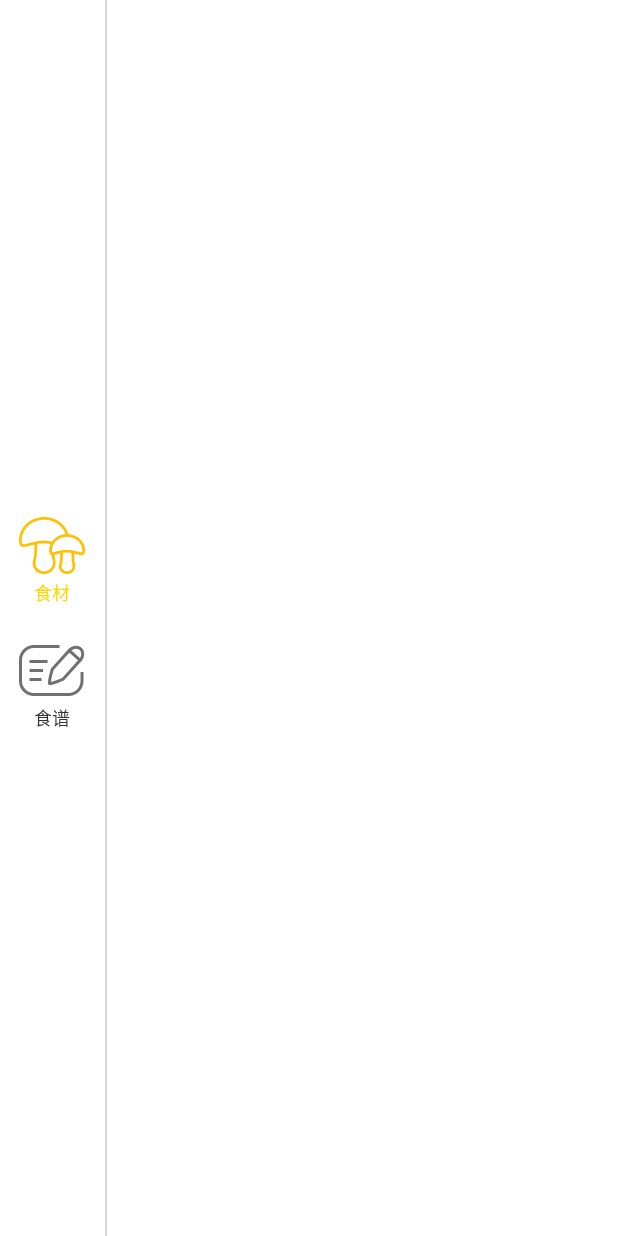
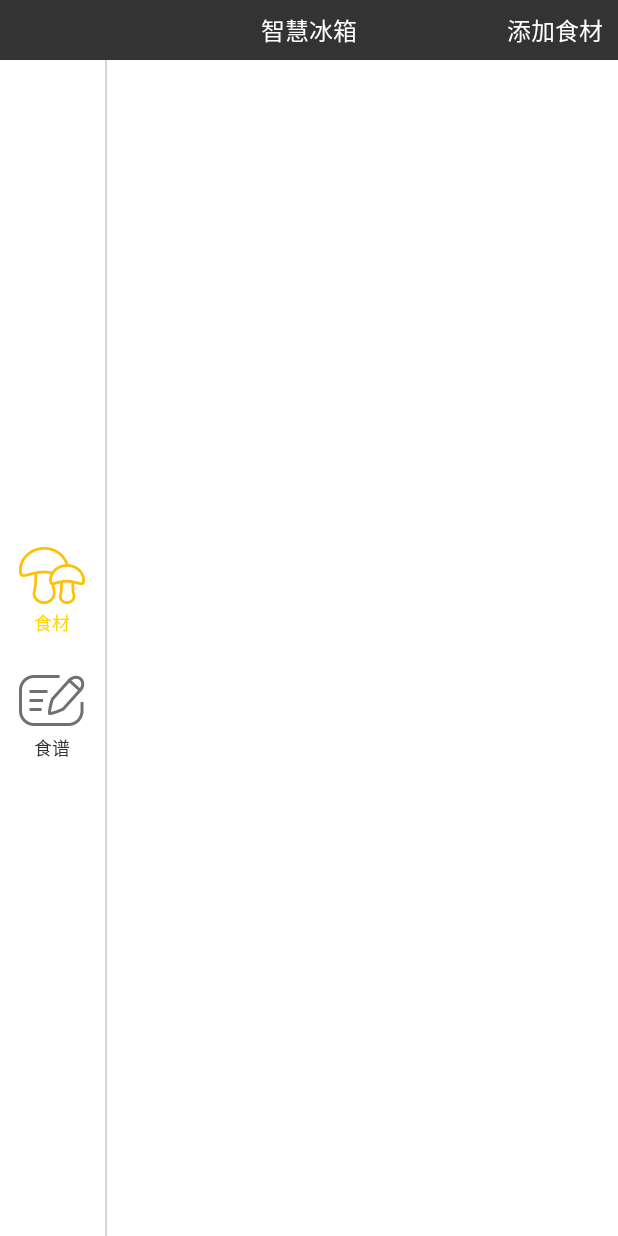
Before and after one commit to 704720467/SmartFridge, an Android app: the layout activity_main.xml on its own in the app's theme, with its tools: preview values and no code run, on a phone screen of 412 x 824 dp. Run offline under Robolectric (Android 15) with nearby library versions, the light colour scheme and no system bars.

Commit message:
添加功能

```diff
--- a/SmartFridge/app/src/main/res/layout/activity_main.xml
+++ b/SmartFridge/app/src/main/res/layout/activity_main.xml
@@ -2,6 +2,39 @@
 <LinearLayout xmlns:android="http://schemas.android.com/apk/res/android"
     xmlns:app="http://schemas.android.com/apk/res-auto"
     android:id="@+id/activity_main"
+    android:layout_width="match_parent"
+    android:layout_height="match_parent"
+    android:orientation="vertical">
+
+    <RelativeLayout
+        android:layout_width="match_parent"
+        android:layout_height="40dp"
+        android:background="@color/text_black"
+        android:paddingLeft="@dimen/_10dp"
+        android:paddingRight="@dimen/_10dp">
+
+        <TextView
+            android:layout_width="wrap_content"
+            android:layout_height="match_parent"
+            android:layout_centerInParent="true"
+            android:gravity="center"
+            android:text="智慧冰箱"
+            android:textColor="@color/white"
+            android:textSize="16dp" />
+
+        <TextView
+            android:id="@+id/add_ingredient"
+            android:layout_width="wrap_content"
+            android:layout_height="match_parent"
+            android:layout_alignParentRight="true"
+            android:gravity="center"
+            android:text="添加食材"
+            android:textColor="@color/white"
+            android:textSize="16dp" />
+
+    </RelativeLayout>
+
+    <LinearLayout
         android:layout_width="match_parent"
         android:layout_height="match_parent"
         android:orientation="horizontal">
@@ -30,7 +63,7 @@
                 android:paddingTop="6dp"
                 android:text="食材"
                 android:textColor="#FFD600"
-            android:textSize="12sp"/>
+                android:textSize="12sp" />
 
             <RadioButton
                 android:id="@+id/main_tab_menu"
@@ -43,15 +76,17 @@
                 android:paddingTop="6dp"
                 android:text="食谱"
                 android:textColor="@color/text_black"
-            android:textSize="12sp"/>
+                android:textSize="12sp" />
         </RadioGroup>
 
-    <View style="@style/cutline_vertical"/>
+        <View style="@style/cutline_vertical" />
 
         <com.smartfridge.view.HorizonVerticalViewPager
             android:id="@+id/main_viewpager"
             android:layout_width="0dp"
             android:layout_height="match_parent"
             android:layout_weight="1"
-        app:isVertical="true"/>
+            app:isVertical="true" />
     </LinearLayout>
+
+</LinearLayout>
--- a/SmartFridge/app/src/main/res/values/styles.xml
+++ b/SmartFridge/app/src/main/res/values/styles.xml
@@ -3,8 +3,8 @@
     <!-- Base application theme. -->
     <style name="AppTheme" parent="Theme.AppCompat.Light.DarkActionBar">
         <!-- Customize your theme here. -->
-        <!--<item name="windowNoTitle">true</item>-->
-        <!--<item name="windowActionBar">false</item>-->
+        <item name="windowNoTitle">true</item>
+        <item name="windowActionBar">false</item>
         <item name="android:windowBackground">@color/white</item>
     </style>
     <!-- 横向分割线 -->
@@ -51,5 +51,21 @@
         <item name="android:backgroundDimAmount">0.6</item>
     </style>
 
+    <style name="buttomdialogAnim" parent="android:Animation">
+        <item name="android:windowEnterAnimation">@anim/flipper_bottom_in</item>
+        <item name="android:windowExitAnimation">@anim/flipper_bottom_out</item>
+    </style>
+
+    <style name="AppCompatBottomDialog" parent="Base.Theme.AppCompat">
+        <item name="android:windowBackground">@android:color/transparent</item>
+        <item name="android:windowNoTitle">true</item>
+        <item name="windowNoTitle">true</item>
+        <item name="windowActionBar">false</item>
+        <item name="android:windowIsFloating">true</item>
+        <item name="android:backgroundDimEnabled">true</item>
+        <item name="android:windowFrame">@null</item>
+        <item name="android:windowCloseOnTouchOutside">false</item>
+    </style>
+
 
 </resources>
```
Also changed, not shown: SmartFridge/app/src/main/AndroidManifest.xml (+34 -23 lines), SmartFridge/app/src/main/java/com/smartfridge/activity/EditActivity.java (added, +58 -0 lines), SmartFridge/app/src/main/java/com/smartfridge/activity/MainActivity.java (+5 -23 lines), SmartFridge/app/src/main/java/com/smartfridge/fragment/IngredientsFragment.java (+18 -0 lines), SmartFridge/app/src/main/res/anim/flipper_bottom_in.xml (added, +12 -0 lines), SmartFridge/app/src/main/res/anim/flipper_bottom_out.xml (added, +8 -0 lines), SmartFridge/app/src/main/res/anim/push_up_in.xml (added, +11 -0 lines), SmartFridge/app/src/main/res/anim/push_up_out.xml (added, +11 -0 lines), SmartFridge/app/src/main/res/layout/activity_edit.xml (added, +92 -0 lines). Lines whose indentation alone changed are shown as unchanged.
